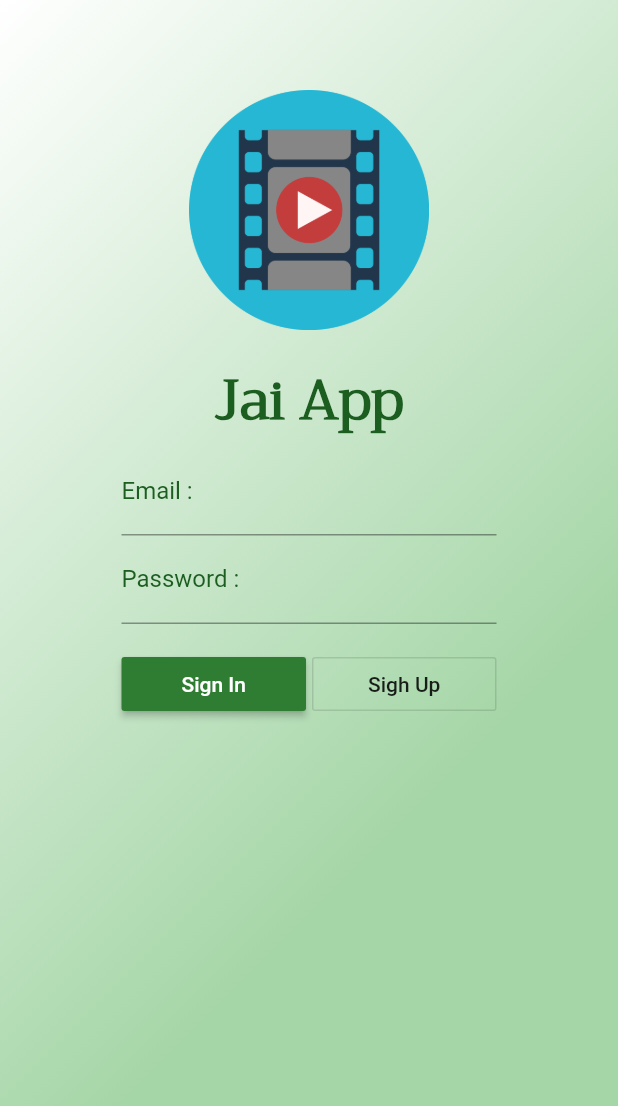
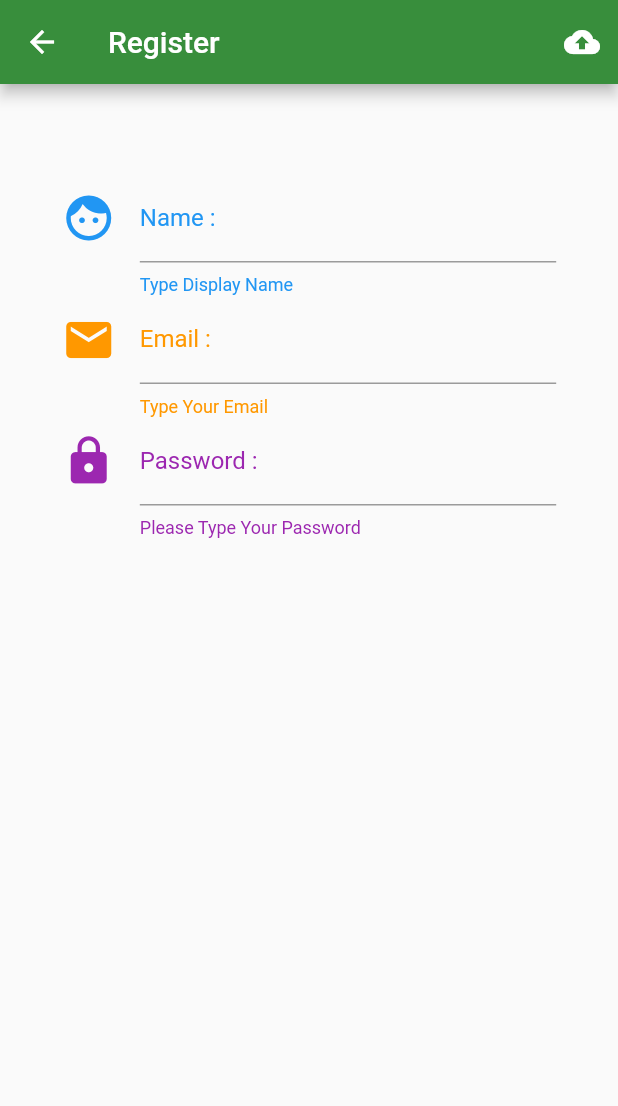
Before and after one commit to Waiyot/JaiApp, a Flutter app: the screen it shows after launch, after a tap on "Sigh Up", on a phone screen of 412 x 824 dp. Shown: the top 1106 px of the screen. Run offline on Flutter 3.47's test engine with Material 2 defaults, Android fonts, the phone set to English and light mode, and no system bars.

Commit message:
Design UI register ok

```diff
--- a/lib/main.dart
+++ b/lib/main.dart
@@ -8,8 +8,11 @@ main() {
 
 class MyApp extends StatelessWidget {
   @override
-  Widget build(BuildContext context) {SystemChrome.setPreferredOrientations([DeviceOrientation.portraitUp, DeviceOrientation.portraitDown]);
+  Widget build(BuildContext context) {
+    SystemChrome.setPreferredOrientations(
+        [DeviceOrientation.portraitUp, DeviceOrientation.portraitDown]);
     return MaterialApp(
+      debugShowCheckedModeBanner: false,
       home: Authen(),
     );
   }
--- a/lib/screens/authen.dart
+++ b/lib/screens/authen.dart
@@ -1,4 +1,5 @@
 import 'package:flutter/material.dart';
+import 'package:jai_app/screens/register.dart';
 
 class Authen extends StatefulWidget {
   @override
@@ -30,7 +31,14 @@ class _AuthenState extends State<Authen> {
     return Expanded(
       child: OutlineButton(
         child: Text('Sigh Up'),
-        onPressed: () {},
+        onPressed: () {
+          print('You Click Sign Up');
+
+          //Creat Route
+          var registerRoute =
+              MaterialPageRoute(builder: (BuildContext context) => Register());
+              Navigator.of(context).push(registerRoute);
+        },
       ),
     );
   }
--- /dev/null
+++ b/lib/screens/register.dart
@@ -0,0 +1,121 @@
+import 'package:flutter/material.dart';
+
+class Register extends StatefulWidget {
+  @override
+  _RegisterState createState() => _RegisterState();
+}
+
+class _RegisterState extends State<Register> {
+// Explicit
+
+// Method
+
+  Widget nameText() {
+    return Container(
+      width: MediaQuery.of(context).size.width * 0.8,
+      child: TextFormField(
+        style: TextStyle(
+          color: Colors.blue,
+        ),
+        decoration: InputDecoration(
+          labelText: 'Name :',
+          labelStyle: TextStyle(
+            color: Colors.blue,
+          ),
+          helperText: 'Type Display Name',
+          helperStyle: TextStyle(
+            color: Colors.blue,
+          ),
+          icon: Icon(
+            Icons.face,
+            size: 36.0,
+            color: Colors.blue,
+          ),
+        ),
+      ),
+    );
+  }
+
+  Widget emailText() {
+    return Container(
+      width: MediaQuery.of(context).size.width * 0.8,
+      child: TextFormField(
+        style: TextStyle(
+          color: Colors.orange,
+        ),
+        decoration: InputDecoration(
+          labelText: 'Email :',
+          labelStyle: TextStyle(
+            color: Colors.orange,
+          ),
+          helperText: 'Type Your Email',
+          helperStyle: TextStyle(
+            color: Colors.orange,
+          ),
+          icon: Icon(
+            Icons.email,
+            size: 36.0,
+            color: Colors.orange,
+          ),
+        ),
+      ),
+    );
+  }
+
+  Widget passwordText() {
+    return Container(
+      width: MediaQuery.of(context).size.width * 0.8,
+      child: TextFormField(
+        style: TextStyle(
+          color: Colors.purple,
+        ),
+        decoration: InputDecoration(
+          labelText: 'Password :',
+          labelStyle: TextStyle(
+            color: Colors.purple,
+          ),
+          helperText: 'Please Type Your Password',
+          helperStyle: TextStyle(
+            color: Colors.purple,
+          ),
+          icon: Icon(
+            Icons.lock,
+            size: 36.0,
+            color: Colors.purple,
+          ),
+        ),
+      ),
+    );
+  }
+
+  Widget uploadButton() {
+    return IconButton(
+      icon: Icon(Icons.cloud_upload),
+      onPressed: () {},
+    );
+  }
+
+  @override
+  Widget build(BuildContext context) {
+    return Scaffold(
+      appBar: AppBar(
+        backgroundColor: Colors.green[700],
+        title: Text('Register'),
+        actions: <Widget>[
+          uploadButton(),
+        ],
+      ),
+      body: Container(
+        alignment: Alignment.topCenter,
+        padding: EdgeInsets.only(top: 60.0),
+        child: Column(
+          children: <Widget>[
+            nameText(),
+            emailText(),
+            passwordText(),
+          ],
+        ),
+      ),
+    );
+  }
+}
```
